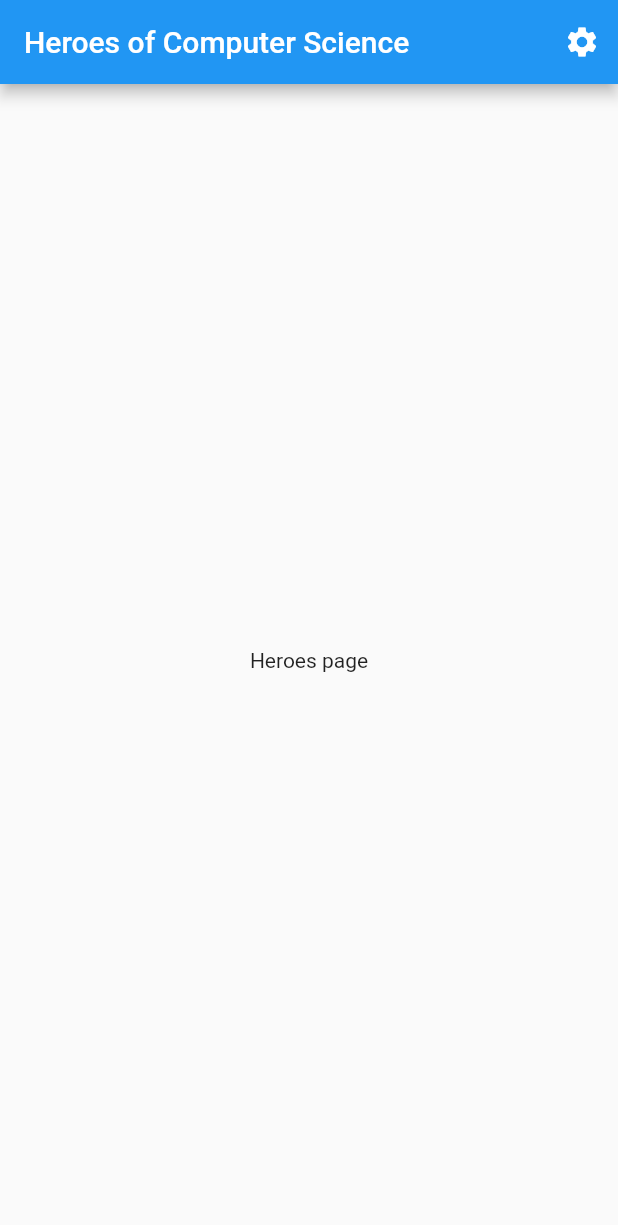
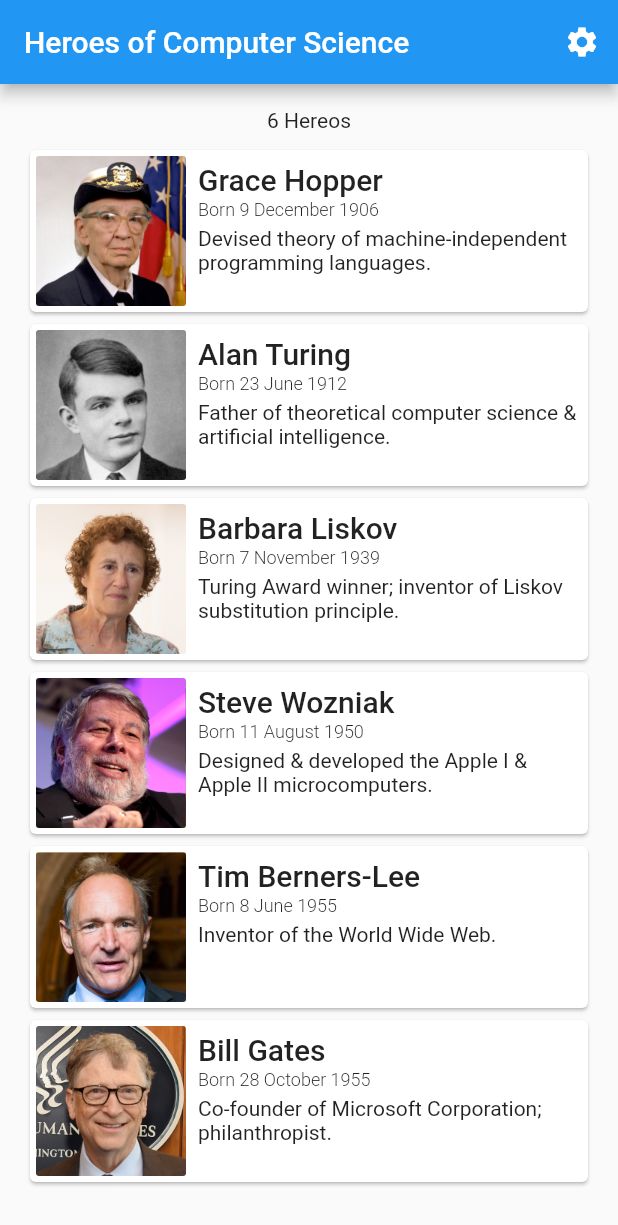
Before and after one commit to PhraseApp-Blog/flutter-2-i18n-2021, a Flutter app: the screen it shows after launch, on a phone screen of 412 x 824 dp. Shown: the top 1225 px of the screen. Run offline on Flutter 3.47's test engine with Material 2 defaults, Android fonts, the light colour scheme and no system bars.

Commit message:
Adding content.

```diff
--- a/lib/screens/hero_list.dart
+++ b/lib/screens/hero_list.dart
@@ -1,5 +1,6 @@
 import 'package:flutter/material.dart';
 import 'package:flutter_i18n_2021/screens/settings.dart';
+import 'package:flutter_i18n_2021/widgets/hero_card.dart';
 
 class HeroList extends StatelessWidget {
   final String title;
@@ -18,16 +19,68 @@ class HeroList extends StatelessWidget {
             onPressed: () {
               Navigator.push(
                 context,
-                MaterialPageRoute(builder: (context) {
-                  return Settings();
-                }),
+                MaterialPageRoute(builder: (context) => Settings()),
               );
             },
           )
         ],
       ),
-      body: Center(
-        child: Text('Heroes page'),
+      body: Padding(
+        padding: const EdgeInsets.all(16),
+        child: Column(
+          children: [
+            Padding(
+              padding: const EdgeInsets.only(bottom: 8.0),
+              child: Text('6 Hereos'),
+            ),
+            Expanded(
+              child: ListView(
+                children: <Widget>[
+                  HeroCard(
+                    name: 'Grace Hopper',
+                    born: '9 December 1906',
+                    bio: 'Devised theory of machine-independent programming '
+                        'languages.',
+                    imagePath: 'assets/images/grace_hopper.jpg',
+                  ),
+                  HeroCard(
+                    name: 'Alan Turing',
+                    born: '23 June 1912',
+                    bio: 'Father of theoretical computer science & '
+                        'artificial intelligence.',
+                    imagePath: 'assets/images/alan_turing.jpg',
+                  ),
+                  HeroCard(
+                    name: 'Barbara Liskov',
+                    born: '7 November 1939',
+                    bio: 'Turing Award winner; inventor of Liskov '
+                        'substitution principle.',
+                    imagePath: 'assets/images/barbara_liskov.jpg',
+                  ),
+                  HeroCard(
+                    name: 'Steve Wozniak',
+                    born: '11 August 1950',
+                    bio: 'Designed & developed the Apple I & Apple II '
+                        'microcomputers.',
+                    imagePath: 'assets/images/steve_wozniak.jpg',
+                  ),
+                  HeroCard(
+                    name: 'Tim Berners-Lee',
+                    born: '8 June 1955',
+                    bio: 'Inventor of the World Wide Web.',
+                    imagePath: 'assets/images/tim_berners_lee.jpg',
+                  ),
+                  HeroCard(
+                    name: 'Bill Gates',
+                    born: '28 October 1955',
+                    bio: 'Co-founder of Microsoft Corporation; philanthropist.',
+                    imagePath: 'assets/images/bill_gates.jpg',
+                  ),
+                ],
+              ),
+            ),
+          ],
+        ),
       ),
     );
   }
--- a/lib/screens/settings.dart
+++ b/lib/screens/settings.dart
@@ -8,7 +8,7 @@ class Settings extends StatelessWidget {
         title: Text('Settings'),
       ),
       body: Center(
-        child: Text('Setting Screen'),
+        child: Text('Settings Screen'),
       ),
     );
   }
--- /dev/null
+++ b/lib/widgets/hero_card.dart
@@ -0,0 +1,71 @@
+import 'package:flutter/material.dart';
+
+class HeroCard extends StatelessWidget {
+  final String name;
+  final String born;
+  final String bio;
+  final String imagePath;
+
+  final String placeholderImagePath = 'assets/images/placeholder.jpg';
+
+  const HeroCard({
+    Key key,
+    this.name = '',
+    this.born = '',
+    this.bio = '',
+    this.imagePath,
+  }) : super(key: key);
+
+  @override
+  Widget build(BuildContext context) {
+    var theme = Theme.of(context);
+
+    return Card(
+      child: Padding(
+        padding: const EdgeInsets.all(4.0),
+        child: Row(
+          crossAxisAlignment: CrossAxisAlignment.start,
+          children: <Widget>[
+            Padding(
+              padding: const EdgeInsets.only(right: 8.0),
+              child: ClipRRect(
+                borderRadius: BorderRadius.circular(2),
+                child: Image.asset(
+                  imagePath ?? placeholderImagePath,
+                  width: 100,
+                  height: 100,
+                ),
+              ),
+            ),
+            Expanded(
+              child: Column(
+                crossAxisAlignment: CrossAxisAlignment.start,
+                children: <Widget>[
+                  Padding(
+                    padding: const EdgeInsets.only(top: 4),
+                    child: Text(
+                      name,
+                      style: theme.textTheme.headline6,
+                    ),
+                  ),
+                  Padding(
+                    padding: const EdgeInsets.only(top: 2, bottom: 4),
+                    child: Text(
+                      born.isEmpty ? '' : 'Born $born',
+                      style:
+                          TextStyle(fontSize: 12, fontWeight: FontWeight.w300),
+                    ),
+                  ),
+                  Text(
+                    bio,
+                    style: TextStyle(fontSize: 14),
+                  ),
+                ],
+              ),
+            ),
+          ],
+        ),
+      ),
+    );
+  }
+}
```
Also changed, not shown: pubspec.yaml (+9 -7 lines), assets/images/alan_turing.jpg (added), assets/images/barbara_liskov.jpg (added), assets/images/bill_gates.jpg (added), assets/images/grace_hopper.jpg (added), assets/images/placeholder.jpg (added), assets/images/steve_wozniak.jpg (added), assets/images/tim_berners_lee.jpg (added).
